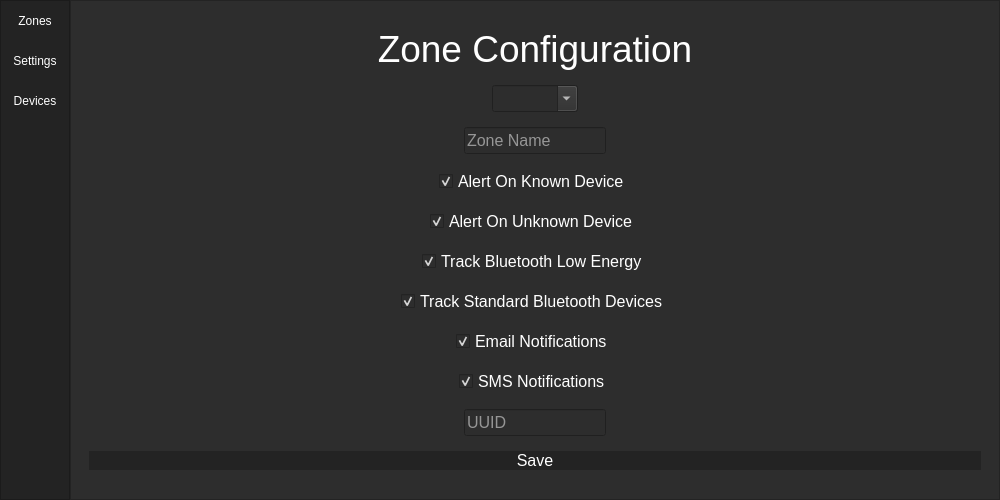
First picture: the form in blue_menu.ui, repository btsimon97/ble-surveillance, before the edit.
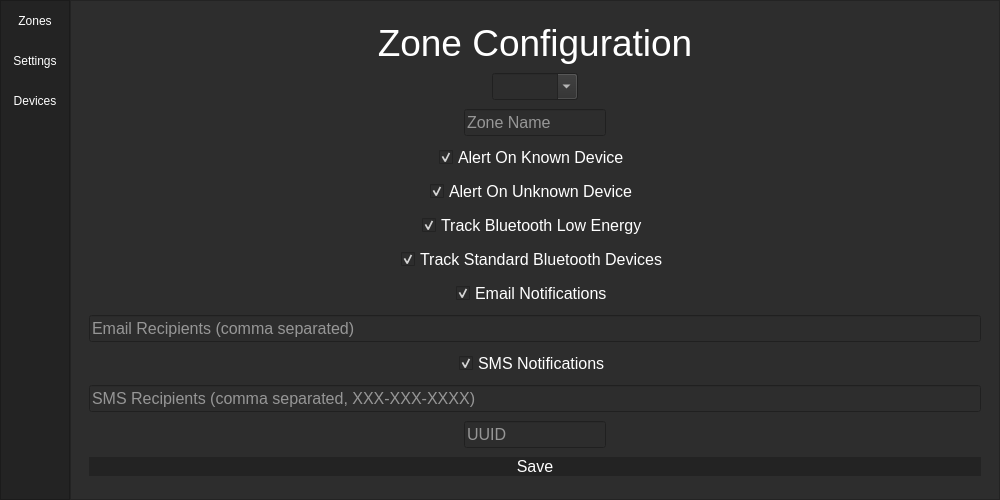
Second picture: the form after the edit. Icons and pictures are not drawn.

Commit message: Added recipients list for email and SMS

```diff
--- a/blue_menu.ui
+++ b/blue_menu.ui
@@ -284,7 +284,7 @@
               <item alignment="Qt::AlignHCenter">
                <widget class="QLineEdit" name="zone_edit">
                 <property name="sizePolicy">
-                 <sizepolicy hsizetype="Fixed" vsizetype="Fixed">
+                 <sizepolicy hsizetype="Expanding" vsizetype="Fixed">
                   <horstretch>0</horstretch>
                   <verstretch>0</verstretch>
                  </sizepolicy>
@@ -413,6 +413,21 @@
                 </property>
                </widget>
               </item>
+              <item>
+               <widget class="QLineEdit" name="erecipt_edit">
+                <property name="font">
+                 <font>
+                  <pointsize>12</pointsize>
+                 </font>
+                </property>
+                <property name="styleSheet">
+                 <string notr="true">color: #FFF;</string>
+                </property>
+                <property name="placeholderText">
+                 <string>Email Recipients (comma separated)</string>
+                </property>
+               </widget>
+              </item>
               <item alignment="Qt::AlignHCenter">
                <widget class="QCheckBox" name="sms_check">
                 <property name="font">
@@ -431,6 +446,21 @@
                 </property>
                </widget>
               </item>
+              <item>
+               <widget class="QLineEdit" name="srecipt_edit">
+                <property name="font">
+                 <font>
+                  <pointsize>12</pointsize>
+                 </font>
+                </property>
+                <property name="styleSheet">
+                 <string notr="true">color: #FFF;</string>
+                </property>
+                <property name="placeholderText">
+                 <string>SMS Recipients (comma separated, XXX-XXX-XXXX)</string>
+                </property>
+               </widget>
+              </item>
               <item alignment="Qt::AlignHCenter">
                <widget class="QLineEdit" name="uuid_edit">
                 <property name="sizePolicy">
```
The commit also changes 2 other files.
